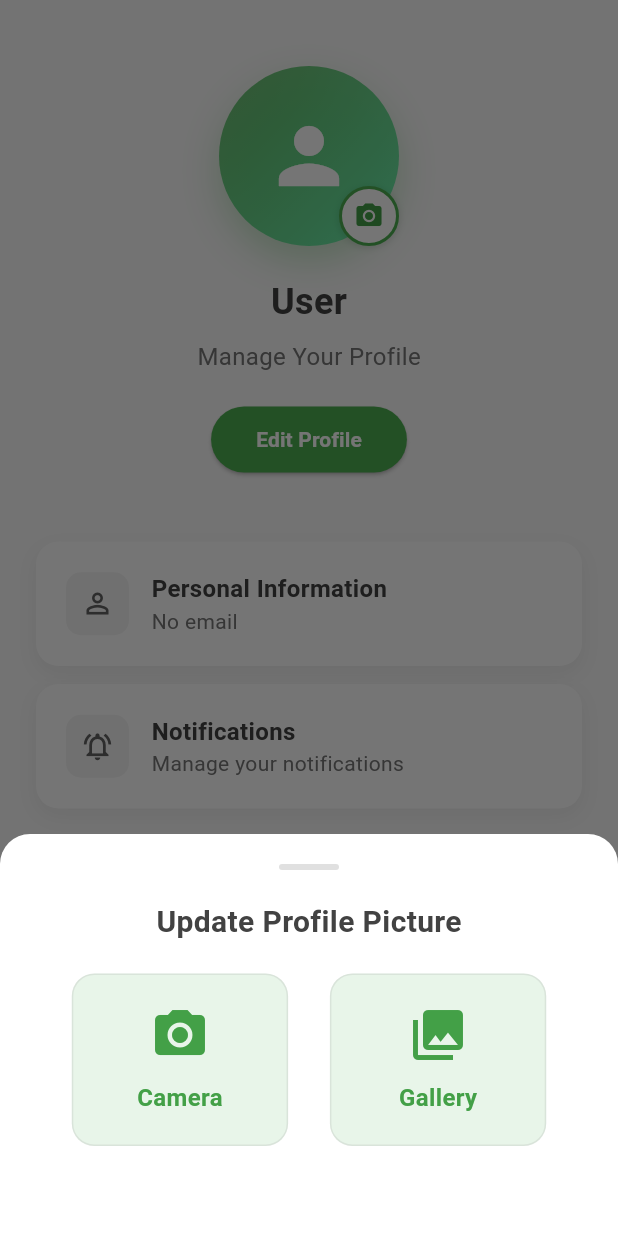
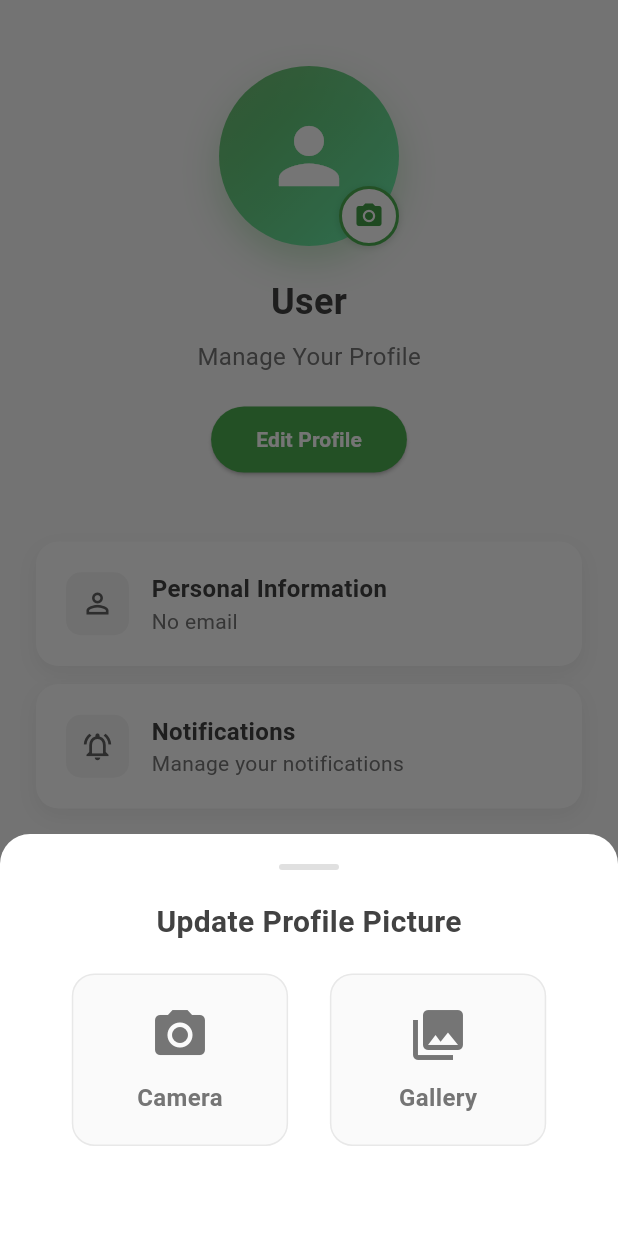
Before and after one commit to iamgaspardev/ubx_mobile_practical_interview, a Flutter app: the ProfilePageContent screen opened directly, after a tap on the "camera alt" icon, on a phone screen of 412 x 824 dp. Run offline on Flutter 3.47's test engine with Material 3 defaults, Android fonts, the phone set to English and light mode, and no system bars; our stand-ins replace device_info_plus, dio, flutter_secure_storage, image_picker, local_auth; accounts and stored records are empty.

```diff
--- a/lib/pages/home_page.dart
+++ b/lib/pages/home_page.dart
@@ -1,7 +1,7 @@
 import 'package:flutter/material.dart';
 import 'package:provider/provider.dart';
 import 'package:ubx_practical_mobile/providers/app_lock_provider.dart';
-import 'package:ubx_practical_mobile/widgets/DetailedCardOptions.dart';
+import 'package:ubx_practical_mobile/widgets/detailed_card_options.dart';
 import 'package:ubx_practical_mobile/providers/user_provider.dart';
 
 class Homepage extends StatefulWidget {
--- a/lib/pages/landing_page.dart
+++ b/lib/pages/landing_page.dart
@@ -54,7 +54,7 @@ class _LandingpageState extends State<Landingpage> {
     return Scaffold(
       body: _pages[_selectedIndex],
       bottomNavigationBar: Container(
-        decoration: BoxDecoration(color: Colors.green[100]),
+        decoration: BoxDecoration(color: Colors.white),
         child: BottomNavigationBar(
           items: const <BottomNavigationBarItem>[
             BottomNavigationBarItem(
@@ -62,7 +62,6 @@ class _LandingpageState extends State<Landingpage> {
               activeIcon: Icon(Icons.home),
               label: 'Home',
             ),
-
             BottomNavigationBarItem(
               icon: Icon(Icons.person),
               activeIcon: Icon(Icons.person),
@@ -73,7 +72,7 @@ class _LandingpageState extends State<Landingpage> {
           selectedItemColor: Colors.green,
           unselectedItemColor: Colors.grey[400],
           backgroundColor: Colors.white,
-          elevation: 0,
+          elevation: 0.5,
           type: BottomNavigationBarType.fixed,
           selectedLabelStyle: const TextStyle(
             fontWeight: FontWeight.w600,
--- a/lib/pages/login_page.dart
+++ b/lib/pages/login_page.dart
@@ -6,8 +6,8 @@ import 'package:local_auth/local_auth.dart';
 import 'package:ubx_practical_mobile/pages/register_page.dart';
 import 'package:ubx_practical_mobile/services/app_lockout_service.dart';
 import 'package:ubx_practical_mobile/services/api_service.dart';
-import 'package:ubx_practical_mobile/widgets/InputWidget.dart';
-import 'package:ubx_practical_mobile/widgets/OtherSigninButton.dart';
+import 'package:ubx_practical_mobile/widgets/Input_widget.dart';
+import 'package:ubx_practical_mobile/widgets/other_signin_button.dart';
 import 'package:ubx_practical_mobile/providers/app_lock_provider.dart';
 import 'package:ubx_practical_mobile/providers/user_provider.dart';
 
--- a/lib/pages/register_page.dart
+++ b/lib/pages/register_page.dart
@@ -3,7 +3,7 @@ import 'package:flutter/material.dart';
 import 'package:flutter/services.dart';
 import 'package:provider/provider.dart';
 import '../providers/user_provider.dart';
-import '../widgets/InputWidget.dart';
+import '../widgets/Input_widget.dart';
 
 class RegistrationPage extends StatefulWidget {
   @override
--- a/lib/pages/user_profile_page.dart
+++ b/lib/pages/user_profile_page.dart
@@ -1,9 +1,11 @@
+// ignore_for_file: use_build_context_synchronously
+
 import 'package:flutter/material.dart';
 import 'package:provider/provider.dart';
 import 'package:image_picker/image_picker.dart';
 import 'package:flutter/services.dart';
 import 'dart:io';
-import 'package:ubx_practical_mobile/widgets/DetailedCardOptions.dart';
+import 'package:ubx_practical_mobile/widgets/detailed_card_options.dart';
 import 'package:ubx_practical_mobile/providers/user_provider.dart';
 import 'package:ubx_practical_mobile/providers/app_lock_provider.dart';
 import 'package:ubx_practical_mobile/widgets/edit_profile_form.dart';
@@ -385,7 +387,7 @@ class ProfilePageContent extends StatelessWidget {
         width: MediaQuery.of(context).size.width * 0.35,
         padding: const EdgeInsets.all(20),
         decoration: BoxDecoration(
-          color: Colors.green[50],
+          color: Colors.grey[50],
           borderRadius: BorderRadius.circular(15),
           border: Border.all(
             color: Colors.grey.withValues(alpha: 0.2),
@@ -394,14 +396,14 @@ class ProfilePageContent extends StatelessWidget {
         ),
         child: Column(
           children: [
-            Icon(icon, size: 40, color: Colors.green[600]),
+            Icon(icon, size: 40, color: Colors.grey[600]),
             const SizedBox(height: 10),
             Text(
               label,
               style: TextStyle(
                 fontSize: 16,
                 fontWeight: FontWeight.w600,
-                color: Colors.green[600],
+                color: Colors.grey[600],
               ),
             ),
           ],
--- a/lib/services/app_lockout_service.dart
+++ b/lib/services/app_lockout_service.dart
@@ -1,3 +1,5 @@
+// ignore_for_file: avoid_print
+
 import 'package:flutter/services.dart';
 import 'package:local_auth/local_auth.dart';
 
@@ -40,7 +42,8 @@ class AppLockoutService {
         return true; // Skip authentication if not supported
       }
 
-      final List<BiometricType> availableBiometrics = await _localAuth.getAvailableBiometrics();
+      final List<BiometricType> availableBiometrics = await _localAuth
+          .getAvailableBiometrics();
 
       if (availableBiometrics.isEmpty) {
         _isLocked = false;
--- a/lib/widgets/DetailedCardOptions.dart
+++ b/lib/widgets/detailed_card_options.dart
@@ -1,3 +1,5 @@
+// ignore_for_file: use_super_parameters
+
 import 'package:flutter/material.dart';
 
 class DetailedCardOption extends StatelessWidget {
@@ -23,9 +25,7 @@ class DetailedCardOption extends StatelessWidget {
       child: Container(
         padding: EdgeInsets.all(20),
         decoration: BoxDecoration(
-          color:
-              backgroundColor ??
-              Colors.white, // Use provided color or default to white
+          color: backgroundColor ?? Colors.white,
           borderRadius: BorderRadius.circular(15),
           boxShadow: [
             BoxShadow(
--- a/lib/widgets/edit_profile_form.dart
+++ b/lib/widgets/edit_profile_form.dart
@@ -2,7 +2,7 @@ import 'package:flutter/material.dart';
 import 'package:provider/provider.dart';
 import 'package:ubx_practical_mobile/providers/user_provider.dart';
 import 'package:ubx_practical_mobile/providers/app_lock_provider.dart';
-import 'package:ubx_practical_mobile/widgets/InputWidget.dart';
+import 'package:ubx_practical_mobile/widgets/Input_widget.dart';
 
 class EditProfileFormWidget extends StatefulWidget {
   const EditProfileFormWidget({super.key});
```
Also changed, not shown: lib/widgets/app_lifecycle_wrapper.dart (+5 -13 lines), lib/widgets/Input_widget.dart (renamed from lib/widgets/InputWidget.dart), lib/widgets/other_signin_button.dart (renamed from lib/widgets/OtherSigninButton.dart), 5 other files.
